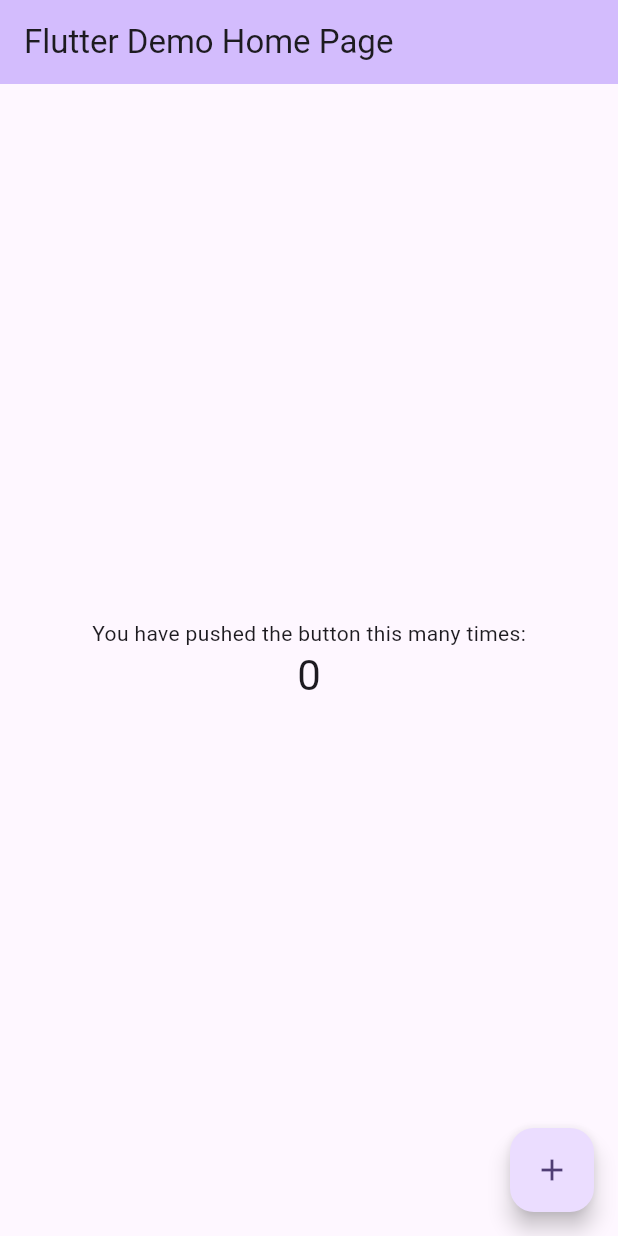
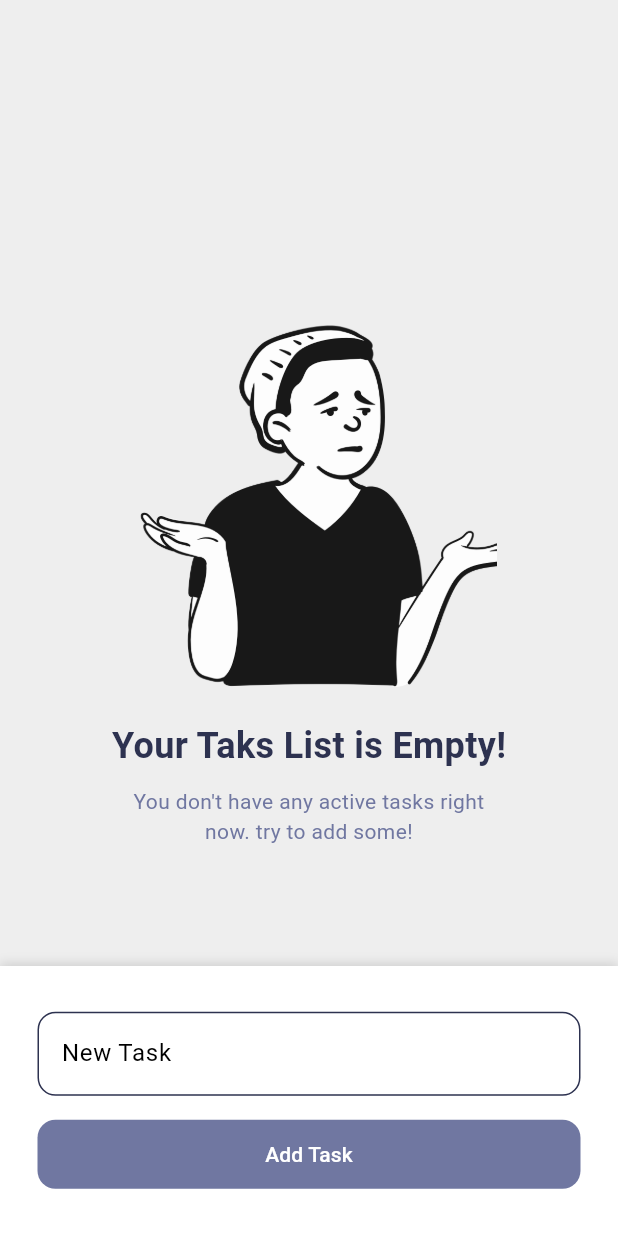
Before and after one commit to HalimTeguh/dotask_app, a Flutter app: the screen it shows after launch, on a phone screen of 412 x 824 dp. Run offline on Flutter 3.47's test engine with Material 3 defaults, Android fonts, the light colour scheme and no system bars.

Commit message:
feat: :sparkles: Finish the UI

```diff
--- /dev/null
+++ b/lib/components/input_task.dart
@@ -0,0 +1,99 @@
+import 'package:flutter/material.dart';
+
+class InputTask extends StatefulWidget {
+  InputTask({
+    super.key,
+    required this.taskController,
+    required this.addTask,
+    required this.dataIsNotEmpty,
+  });
+
+  final TextEditingController taskController;
+  final VoidCallback addTask;
+  final bool dataIsNotEmpty;
+
+  @override
+  State<InputTask> createState() => _InputTaskState();
+}
+
+class _InputTaskState extends State<InputTask> {
+  @override
+  Widget build(BuildContext context) {
+
+    return Container(
+      width: double.infinity,
+      height: 180,
+      decoration: BoxDecoration(
+          color: Theme.of(context).colorScheme.surfaceContainer,
+          boxShadow: [
+            BoxShadow(
+                color: Colors.black12, offset: Offset(0, -2), blurRadius: 5)
+          ]),
+      child: Padding(
+        padding: const EdgeInsets.all(25.0),
+        child: Column(
+          mainAxisAlignment: MainAxisAlignment.center,
+          children: [
+            // Text Form Field for INPUT NEW TASK
+            TextFormField(
+              controller: widget.taskController,
+              decoration: InputDecoration(
+                hintText: 'New Task',
+                suffixIcon: (widget.taskController.text.isNotEmpty)
+                    ? IconButton(
+                        onPressed: () {
+                          widget.taskController.clear();
+                        },
+                        icon: Icon(Icons.cancel_outlined))
+                    : null,
+                suffixIconColor: Theme.of(context).colorScheme.primary,
+                focusColor: Theme.of(context).colorScheme.secondary,
+                enabledBorder: OutlineInputBorder(
+                  borderSide: BorderSide(
+                    color: widget.dataIsNotEmpty ? Theme.of(context).colorScheme.inversePrimary : Theme.of(context).colorScheme.tertiary,
+                  ),
+                  borderRadius: BorderRadius.circular(12),
+                ),
+                focusedBorder: OutlineInputBorder(
+                  borderSide: BorderSide(
+                    color: Theme.of(context).colorScheme.primary,
+                    width: 2,
+                  ),
+                  borderRadius: BorderRadius.circular(20),
+                ),
+              ),
+            ),
+
+            SizedBox(
+              height: 15,
+            ),
+
+            // Button for SUBMIT NEW TASK
+            Container(
+              width: double.infinity,
+              child: TextButton(
+                onPressed: widget.addTask,
+                style: ButtonStyle(
+                  shape: MaterialStatePropertyAll(
+                    RoundedRectangleBorder(
+                      borderRadius: BorderRadius.circular(12),
+                    ),
+                  ),
+                  backgroundColor: MaterialStatePropertyAll(
+                      widget.dataIsNotEmpty ? Theme.of(context).colorScheme.primary : Theme.of(context).colorScheme.tertiaryContainer ),
+                  foregroundColor: MaterialStatePropertyAll(
+                      Theme.of(context).colorScheme.surfaceContainer),
+                  overlayColor: MaterialStatePropertyAll(Colors.white24),
+                ),
+                child: Padding(
+                  padding: const EdgeInsets.symmetric(vertical: 5.0),
+                  child: Text("Add Task"),
+                ),
+              ),
+            )
+          ],
+        ),
+      ),
+    );
+  }
+}
--- /dev/null
+++ b/lib/components/task_tile.dart
@@ -0,0 +1,86 @@
+import 'package:flutter/material.dart';
+
+class TaskTile extends StatefulWidget {
+  const TaskTile(
+      {super.key, required this.status, required this.title, required this.deleteTask});
+  final bool? status;
+  final String title;
+  final VoidCallback deleteTask;
+
+  @override
+  State<TaskTile> createState() => _TaskTileState();
+}
+
+class _TaskTileState extends State<TaskTile> {
+  bool? checkboxStatus;
+
+  @override
+  void initState() {
+    super.initState();
+    checkboxStatus = widget.status;
+  }
+
+  void changeValue(bool? value) {
+    setState(() {
+      checkboxStatus = value;
+    });
+  }
+
+  @override
+  Widget build(BuildContext context) {
+    return Container(
+      margin: EdgeInsets.only(bottom: 15),
+      padding: EdgeInsets.symmetric(horizontal: 12, vertical: 8),
+      decoration: BoxDecoration(
+        color: Theme.of(context).colorScheme.surfaceContainer,
+        borderRadius: BorderRadius.circular(12),
+        boxShadow: [
+          BoxShadow(
+              color: Colors.black12,
+              offset: Offset(2, 2),
+              spreadRadius: 1,
+              blurRadius: 5),
+        ],
+      ),
+      child: Row(
+        mainAxisAlignment: MainAxisAlignment.spaceBetween,
+        children: [
+          Row(
+            children: [
+              // Leading (Checkbox)
+              Checkbox(
+                activeColor: Theme.of(context).colorScheme.primary,
+                value: checkboxStatus,
+                onChanged: changeValue,
+              ),
+
+              // Title
+              Text(
+                widget.title,
+                style: TextStyle(
+                  fontSize: 14,
+                  fontWeight: FontWeight.w500,
+                  color: Theme.of(context).colorScheme.tertiary,
+                ),
+              ),
+            ],
+          ),
+
+          // Trailing (delete button)
+          Container(
+            padding: EdgeInsets.only(right: 5),
+            child: IconButton(
+              onPressed: widget.deleteTask,
+              style: ButtonStyle(
+                  backgroundColor: MaterialStatePropertyAll(
+                      Theme.of(context).colorScheme.errorContainer),
+                  foregroundColor: MaterialStatePropertyAll(
+                      Theme.of(context).colorScheme.error)),
+              icon: Icon(Icons.delete_outlined),
+            ),
+          ),
+        ],
+      ),
+    );
+  }
+}
--- a/lib/main.dart
+++ b/lib/main.dart
@@ -1,4 +1,7 @@
+import 'package:dotask_app/themes/theme.dart';
 import 'package:flutter/material.dart';
+
+import 'pages/home_page.dart';
 
 void main() {
   runApp(const MyApp());
@@ -7,119 +10,13 @@
 class MyApp extends StatelessWidget {
   const MyApp({super.key});
 
-  // This widget is the root of your application.
   @override
   Widget build(BuildContext context) {
     return MaterialApp(
-      title: 'Flutter Demo',
-      theme: ThemeData(
-        // This is the theme of your application.
-        //
-        // TRY THIS: Try running your application with "flutter run". You'll see
-        // the application has a purple toolbar. Then, without quitting the app,
-        // try changing the seedColor in the colorScheme below to Colors.green
-        // and then invoke "hot reload" (save your changes or press the "hot
-        // reload" button in a Flutter-supported IDE, or press "r" if you used
-        // the command line to start the app).
-        //
-        // Notice that the counter didn't reset back to zero; the application
-        // state is not lost during the reload. To reset the state, use hot
-        // restart instead.
-        //
-        // This works for code too, not just values: Most code changes can be
-        // tested with just a hot reload.
-        colorScheme: ColorScheme.fromSeed(seedColor: Colors.deepPurple),
-        useMaterial3: true,
-      ),
-      home: const MyHomePage(title: 'Flutter Demo Home Page'),
+      home: HomePage(),
+      debugShowCheckedModeBanner: false,
+      theme: lightTheme,
+      darkTheme: darkTheme,
     );
   }
 }
-
-class MyHomePage extends StatefulWidget {
-  const MyHomePage({super.key, required this.title});
-
-  // This widget is the home page of your application. It is stateful, meaning
-  // that it has a State object (defined below) that contains fields that affect
-  // how it looks.
-
-  // This class is the configuration for the state. It holds the values (in this
-  // case the title) provided by the parent (in this case the App widget) and
-  // used by the build method of the State. Fields in a Widget subclass are
-  // always marked "final".
-
-  final String title;
-
-  @override
-  State<MyHomePage> createState() => _MyHomePageState();
-}
-
-class _MyHomePageState extends State<MyHomePage> {
-  int _counter = 0;
-
-  void _incrementCounter() {
-    setState(() {
-      // This call to setState tells the Flutter framework that something has
-      // changed in this State, which causes it to rerun the build method below
-      // so that the display can reflect the updated values. If we changed
-      // _counter without calling setState(), then the build method would not be
-      // called again, and so nothing would appear to happen.
-      _counter++;
-    });
-  }
-
-  @override
-  Widget build(BuildContext context) {
-    // This method is rerun every time setState is called, for instance as done
-    // by the _incrementCounter method above.
-    //
-    // The Flutter framework has been optimized to make rerunning build methods
-    // fast, so that you can just rebuild anything that needs updating rather
-    // than having to individually change instances of widgets.
-    return Scaffold(
-      appBar: AppBar(
-        // TRY THIS: Try changing the color here to a specific color (to
-        // Colors.amber, perhaps?) and trigger a hot reload to see the AppBar
-        // change color while the other colors stay the same.
-        backgroundColor: Theme.of(context).colorScheme.inversePrimary,
-        // Here we take the value from the MyHomePage object that was created by
-        // the App.build method, and use it to set our appbar title.
-        title: Text(widget.title),
-      ),
-      body: Center(
-        // Center is a layout widget. It takes a single child and positions it
-        // in the middle of the parent.
-        child: Column(
-          // Column is also a layout widget. It takes a list of children and
-          // arranges them vertically. By default, it sizes itself to fit its
-          // children horizontally, and tries to be as tall as its parent.
-          //
-          // Column has various properties to control how it sizes itself and
-          // how it positions its children. Here we use mainAxisAlignment to
-          // center the children vertically; the main axis here is the vertical
-          // axis because Columns are vertical (the cross axis would be
-          // horizontal).
-          //
-          // TRY THIS: Invoke "debug painting" (choose the "Toggle Debug Paint"
-          // action in the IDE, or press "p" in the console), to see the
-          // wireframe for each widget.
-          mainAxisAlignment: MainAxisAlignment.center,
-          children: <Widget>[
-            const Text(
-              'You have pushed the button this many times:',
-            ),
-            Text(
-              '$_counter',
-              style: Theme.of(context).textTheme.headlineMedium,
-            ),
-          ],
-        ),
-      ),
-      floatingActionButton: FloatingActionButton(
-        onPressed: _incrementCounter,
-        tooltip: 'Increment',
-        child: const Icon(Icons.add),
-      ), // This trailing comma makes auto-formatting nicer for build methods.
-    );
-  }
-}
--- /dev/null
+++ b/lib/pages/home_page.dart
@@ -0,0 +1,165 @@
+import 'package:dotask_app/components/task_tile.dart';
+import 'package:flutter/material.dart';
+import 'package:flutter/widgets.dart';
+
+import '../components/input_task.dart';
+
+class HomePage extends StatefulWidget {
+  const HomePage({super.key});
+
+  @override
+  State<HomePage> createState() => _HomePageState();
+}
+
+class _HomePageState extends State<HomePage> {
+  List data = [
+    // [false, "Learn Todo", (){}],
+    // [false, "Learn Todo", (){}],
+  ];
+
+  TextEditingController taskController = TextEditingController();
+  bool? status = false;
+
+  @override
+  void initState() {
+    super.initState();
+    taskController.addListener(() {
+      setState(() {});
+    });
+  }
+
+  @override
+  void dispose() {
+    taskController.dispose();
+    super.dispose();
+  }
+
+  @override
+  Widget build(BuildContext context) {
+    return Scaffold(
+      backgroundColor: Theme.of(context).colorScheme.surface,
+      body: Stack(
+        alignment: Alignment.bottomCenter,
+        children: [
+          (data.isNotEmpty)
+              ?
+              // List view for task tile
+              Padding(
+                  padding: const EdgeInsets.all(18),
+                  child: Column(
+                    children: [
+                      // Header Row
+                      SizedBox(
+                        height: 40,
+                      ),
+                      Row(
+                        children: [
+                          Expanded(
+                            child: Column(
+                              crossAxisAlignment: CrossAxisAlignment.start,
+                              children: [
+                                Text(
+                                  "Today's Task",
+                                  style: TextStyle(
+                                      fontSize: 24,
+                                      fontWeight: FontWeight.bold,
+                                      color: Theme.of(context)
+                                          .colorScheme
+                                          .tertiary),
+                                ),
+                                Text(
+                                  "(2/3 Completed tasks)",
+                                  style: TextStyle(
+                                      fontSize: 12,
+                                      color: Theme.of(context)
+                                          .colorScheme
+                                          .tertiaryContainer),
+                                )
+                              ],
+                            ),
+                          ),
+                          TextButton(
+                            onPressed: () {},
+                            child: Text(
+                              'Clear all',
+                              style: TextStyle(
+                                decoration: TextDecoration.underline,
+                                decorationColor:
+                                    Theme.of(context).colorScheme.primary,
+                                shadows: [
+                                  Shadow(
+                                    color:
+                                        Theme.of(context).colorScheme.primary,
+                                    offset: Offset(0, -2),
+                                  )
+                                ],
+                                color: Colors.transparent,
+                              ),
+                            ),
+                          )
+                        ],
+                      ),
+                      SizedBox(
+                        height: 10,
+                      ),
+
+                      Expanded(
+                        child: ListView.builder(
+                          itemCount: data.length,
+                          itemBuilder: (BuildContext context, index) {
+                            return TaskTile(
+                                status: data[index][0],
+                                title: data[index][1],
+                                deleteTask: data[index][2]);
+                          },
+                        ),
+                      ),
+
+                    ],
+                  ),
+                )
+              : Column(
+                  mainAxisAlignment: MainAxisAlignment.center,
+                  children: [
+                    Container(
+                      height: 250,
+                      width: 250,
+                      decoration: BoxDecoration(
+                        image: DecorationImage(
+                            image: AssetImage('assets/images/empty_image.png'),
+                            fit: BoxFit.cover,
+                            opacity: 0.9),
+                      ),
+                    ),
+                    SizedBox(height: 20,),
+                    Text(
+                      'Your Taks List is Empty!',
+                      style: TextStyle(
+                        fontSize: 24,
+                        fontWeight: FontWeight.bold,
+                        color: Theme.of(context).colorScheme.tertiary,
+                      ),
+                    ),
+                    SizedBox(height: 10,),
+
+                    Text(
+                      "You don't have any active tasks right\nnow. try to add some!",
+                      maxLines: 2,
+                      textAlign: TextAlign.center,
+                      style: TextStyle(
+                        fontSize: 14,
+                        color: Theme.of(context).colorScheme.tertiaryContainer,
+                      ),
+                    ),
+                    SizedBox(height: 50,),
+
+                  ],
+                ),
+
+          // Container for Add new Task
+          InputTask(taskController: taskController, addTask: () {}, dataIsNotEmpty: data.isNotEmpty,),
+        ],
+      ),
+    );
+  }
+}
--- /dev/null
+++ b/lib/themes/theme.dart
@@ -0,0 +1,27 @@
+import 'package:flutter/material.dart';
+
+ThemeData lightTheme = ThemeData(
+  brightness: Brightness.light,
+  colorScheme: ColorScheme.light(
+    surface: Color(0xFFEEEEEE),
+    surfaceContainer: Colors.white,
+    primary: Color(0xFF5755FE),
+    secondary: Color(0xFFFF71CD),
+    inversePrimary: Color(0xFF8B93FF),
+    tertiary: Color(0xFF2D3250),
+    tertiaryContainer: Color(0xFF7077A1),
+    error: Color(0xFFF875AA),
+    errorContainer: Color(0xFFFFDFDF)
+  ),
+);
+
+ThemeData darkTheme = ThemeData(
+  brightness: Brightness.dark,
+  colorScheme: ColorScheme.dark(
+    surface: Color(0xFF31363F),
+    surfaceContainer: Color.fromARGB(255, 64, 69, 78),
+    primary: Color(0xFF5755FE),
+    secondary: Color(0xFFFF71CD),
+    inversePrimary: Color(0xFF8B93FF),
+  ),
+);
--- a/pubspec.yaml
+++ b/pubspec.yaml
@@ -59,8 +59,8 @@ flutter:
   uses-material-design: true
 
   # To add assets to your application, add an assets section, like this:
-  # assets:
-  #   - images/a_dot_burr.jpeg
+  assets:
+    - assets/images/
   #   - images/a_dot_ham.jpeg
 
   # An image asset can refer to one or more resolution-specific "variants", see
```
Also changed, not shown: assets/images/empty_image.png (added).
